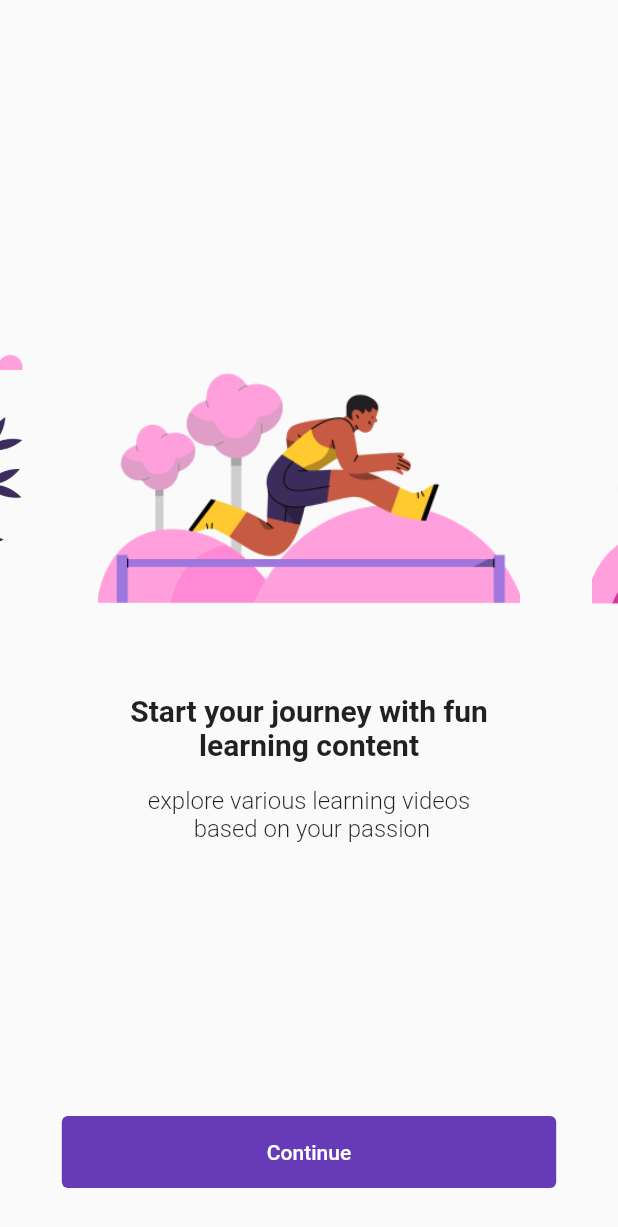
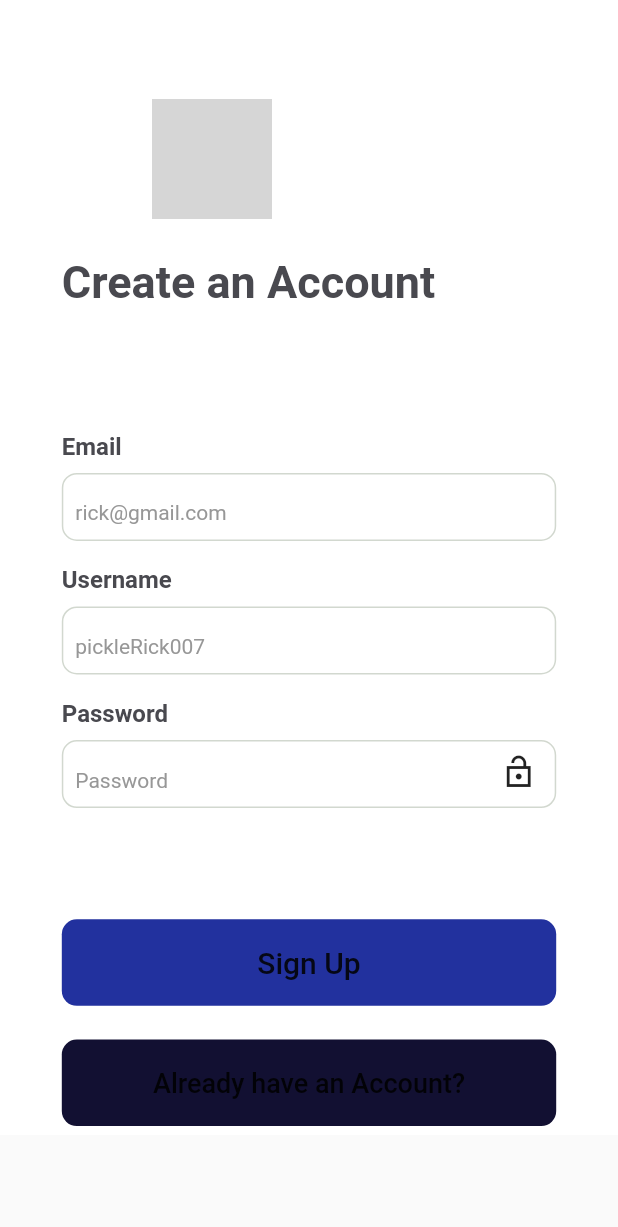
Before and after one commit to R-E-V-A/balanc_ed_2, a Flutter app: the screen it shows after launch, on a phone screen of 412 x 824 dp. Shown: the top 1227 px of the screen. Run offline on Flutter 3.47's test engine with Material 2 defaults, Android fonts, the phone set to English and light mode, and no system bars; drawn by our look-alikes of carousel_slider; our stand-ins replace date_time_picker, fluttertoast, font_awesome_flutter, responsive_builder; grey boxes are pictures that could not be loaded.

Commit message:
login and signup page completed

```diff
--- /dev/null
+++ b/lib/Pages/AuthPages/Components/SignUpTextFieldMobile.dart
@@ -0,0 +1,127 @@
+import 'package:date_time_picker/date_time_picker.dart';
+import 'package:flutter/cupertino.dart';
+import 'package:flutter/material.dart';
+
+class SignUpTextFieldMobile extends StatefulWidget {
+  double width;
+  double height;
+  String title;
+  TextEditingController controller;
+  int? privacy;
+
+  SignUpTextFieldMobile(
+      {Key? key,
+      required this.width,
+      required this.height,
+      required this.title,
+      required this.controller,
+      this.privacy})
+      : super(key: key);
+
+  @override
+  State<SignUpTextFieldMobile> createState() => _SignUpTextFieldMobileState();
+}
+
+class _SignUpTextFieldMobileState extends State<SignUpTextFieldMobile> {
+  var isVisible = false;
+
+  void doIt() {
+    setState(() {
+      isVisible != isVisible;
+    });
+  }
+
+  @override
+  Widget build(BuildContext context) {
+    return Container(
+      // height: 10,
+      height: widget.height * 0.055,
+      width: 0.8 * widget.width,
+      decoration: BoxDecoration(
+        borderRadius: BorderRadius.circular(10),
+        border: Border.all(color: Color(0xffD2D8CF)),
+      ),
+      child: Padding(
+        padding: const EdgeInsets.only(left: 8.0, bottom: 3),
+        child: Row(
+          children: [
+            Expanded(
+              child: TextFormField(
+                obscureText: widget.privacy == 1 ? true : false,
+                controller: widget.controller,
+                keyboardType: TextInputType.name,
+                decoration: InputDecoration(
+                  errorBorder: InputBorder.none,
+                  focusedErrorBorder: InputBorder.none,
+                  enabledBorder: InputBorder.none,
+                  focusColor: Colors.white,
+                  fillColor: Colors.white,
+                  hoverColor: Colors.white,
+                  hintText: widget.title,
+                  hintStyle: TextStyle(color: Color(0xff979797), fontSize: 14),
+                  border: InputBorder.none,
+                ),
+                validator: (text) {
+                  if (text == null || text.isEmpty) {
+                    return '${widget.title}  is empty';
+                  }
+                  return null;
+                },
+              ),
+            ),
+            widget.privacy != 1 ? Container() : Container()
+          ],
+        ),
+      ),
+    );
+  }
+}
+
+class DateTimeBox extends StatelessWidget {
+  const DateTimeBox(
+      {Key? key,
+      required this.width,
+      required this.height,
+      required this.title,
+      required this.controller})
+      : super(key: key);
+  final double width;
+  final double height;
+  final String title;
+  final TextEditingController controller;
+
+  @override
+  Widget build(BuildContext context) {
+    return Container(
+      height: height * 0.055,
+      width: 0.8 * width,
+      decoration: BoxDecoration(
+        borderRadius: BorderRadius.circular(10),
+        border: Border.all(color: Color(0xffD2D8CF)),
+      ),
+      child: Row(
+        children: [
+          Expanded(
+            child: DateTimePicker(
+              onChanged: (currDate) {
+                controller.text = currDate;
+              },
+              autovalidate: true,
+              decoration: InputDecoration(
+                  enabledBorder: InputBorder.none,
+                  disabledBorder: InputBorder.none,
+                  border: InputBorder.none),
+              type: DateTimePickerType.date,
+              firstDate: DateTime(1970, 1, 1, 1),
+              lastDate: DateTime.now(),
+            ),
+          ),
+          Padding(
+            padding: EdgeInsets.only(right: 10),
+            child: Icon(Icons.calendar_today_rounded),
+          )
+        ],
+      ),
+    );
+  }
+}
--- /dev/null
+++ b/lib/Pages/AuthPages/Signup.dart
@@ -0,0 +1,251 @@
+import 'package:flutter/cupertino.dart';
+import 'package:flutter/gestures.dart';
+import 'package:flutter/material.dart';
+import 'package:flutter/painting.dart';
+import 'package:flutter/rendering.dart';
+
+// import 'package:resolvers/Constants/Fonts&Themes.dart';
+// import 'package:resolvers/Services/PostServices.dart';
+import 'package:responsive_builder/responsive_builder.dart';
+
+// import '../../Routes.dart';
+import 'Components/SignUpTextFieldMobile.dart';
+import 'Components/SignUpTextField.dart';
+
+class SignUpPage extends StatefulWidget {
+  SignUpPage({Key? key, required this.title}) : super(key: key);
+  final String title;
+
+  @override
+  _SignUpPageState createState() => _SignUpPageState();
+}
+
+class _SignUpPageState extends State<SignUpPage> {
+  TextEditingController username = TextEditingController();
+  TextEditingController email = TextEditingController();
+  TextEditingController password = TextEditingController();
+  TextEditingController confirmPassword = TextEditingController();
+
+  // PostServices postServices = PostServices();
+  final formKey = GlobalKey<FormState>();
+  var paraText = const TextStyle();
+  var isVisible = false;
+
+  @override
+  Widget build(BuildContext context) {
+    var height = MediaQuery.of(context).size.height;
+    var width = MediaQuery.of(context).size.width;
+    return Scaffold(
+      resizeToAvoidBottomInset: false,
+      body: Container(
+        color: Colors.white,
+        child: Padding(
+          padding: EdgeInsets.only(
+              top: 0.08 * height, left: 0.1 * width, right: 0.1 * width),
+          child: Form(
+            key: formKey,
+            child: SingleChildScrollView(
+              scrollDirection: Axis.vertical,
+              child: Column(
+                crossAxisAlignment: CrossAxisAlignment.start,
+                children: [
+                  const Padding(
+                    padding: EdgeInsets.only(left: 60.0, right: 60),
+                    child: Image(
+                      height: 80,
+                      image: AssetImage("assets/images/balance_ed_horizontal_logo.png"),
+                    ),
+                  ),
+                  SizedBox(
+                    height: 0.03 * height,
+                  ),
+                  Text(
+                    "Create an Account",
+                    style: paraText.copyWith(
+                        fontWeight: FontWeight.w600,
+                        fontSize: 30,
+                        color: Color(0xff49494f)),
+                    textAlign: TextAlign.center,
+                  ),
+                  SizedBox(
+                    height: 0.1 * height,
+                  ),
+                  Text(
+                    "Email",
+                    style: paraText.copyWith(
+                        fontWeight: FontWeight.w600,
+                        fontSize: 16,
+                        color: Color(0xff49494f)),
+                  ),
+                  SizedBox(
+                    height: 0.01 * height,
+                  ),
+                  SignUpTextFieldMobile(
+                    width: width,
+                    height: height,
+                    controller: email,
+                    title: "rick@gmail.com",
+                  ),
+                  SizedBox(
+                    height: 0.02 * height,
+                  ),
+                  Text(
+                    "Username",
+                    style: paraText.copyWith(
+                        fontWeight: FontWeight.w600,
+                        fontSize: 16,
+                        color: Color(0xff49494f)),
+                  ),
+                  SizedBox(
+                    height: 0.01 * height,
+                  ),
+                  SignUpTextFieldMobile(
+                    width: width,
+                    height: height,
+                    controller: username,
+                    title: "pickleRick007",
+                  ),
+                  SizedBox(
+                    height: 0.02 * height,
+                  ),
+                  Text(
+                    "Password",
+                    style: paraText.copyWith(
+                        fontWeight: FontWeight.w600,
+                        fontSize: 16,
+                        color: Color(0xff49494f)),
+                  ),
+                  SizedBox(
+                    height: 0.01 * height,
+                  ),
+                  Container(
+                    // height: 10,
+                    height: height * 0.055,
+                    width: 0.8 * width,
+                    decoration: BoxDecoration(
+                      borderRadius: BorderRadius.circular(10),
+                      border: Border.all(color: Color(0xffD2D8CF)),
+                    ),
+                    child: Padding(
+                      padding: const EdgeInsets.only(left: 8.0, bottom: 3),
+                      child: Row(
+                        children: [
+                          Expanded(
+                            child: TextFormField(
+                              obscureText: isVisible,
+                              controller: password,
+                              keyboardType: TextInputType.name,
+                              decoration: InputDecoration(
+                                errorBorder: InputBorder.none,
+                                focusedErrorBorder: InputBorder.none,
+                                enabledBorder: InputBorder.none,
+                                focusColor: Colors.white,
+                                fillColor: Colors.white,
+                                hoverColor: Colors.white,
+                                hintText: "Password",
+                                hintStyle: TextStyle(
+                                    color: Color(0xff979797), fontSize: 14),
+                                border: InputBorder.none,
+                              ),
+                              validator: (text) {
+                                if (text == null || text.isEmpty) {
+                                  return 'Password is empty';
+                                }
+                                return null;
+                              },
+                            ),
+                          ),
+                          IconButton(
+                              onPressed: () {
+                                setState(() {
+                                  isVisible = isVisible ? false : true;
+                                });
+                              },
+                              icon: Icon(!isVisible
+                                  ? Icons.lock_open_sharp
+                                  : Icons.lock))
+                        ],
+                      ),
+                    ),
+                  ),
+                  SizedBox(
+                    height: 0.09 * height,
+                  ),
+                  GestureDetector(
+                    onTap: () async {
+                      var x;
+                      if (formKey.currentState != null &&
+                          formKey.currentState!.validate()) {
+                        formKey.currentState!.save();
+                        // x = await postServices.createNewUser(username.text,
+                        //     email.text, password.text, "01/01/2000");
+                      }
+                      // if (x != null) {
+                      //   Navigator.of(context).pushNamedAndRemoveUntil(
+                      //       '/HomePage', (Route<dynamic> route) => false);
+                      // }
+                    },
+                    child: Container(
+                      height: 0.07 * height,
+                      width: width * 0.8,
+                      margin: const EdgeInsets.only(bottom: 6.0),
+                      //Same as `blurRadius` i guess
+                      decoration: BoxDecoration(
+                          borderRadius: BorderRadius.circular(10.0),
+                          color: Color(0xff22319e)),
+                      child: Padding(
+                        padding: const EdgeInsets.all(8.0),
+                        child: Center(
+                            child: Row(
+                          mainAxisAlignment: MainAxisAlignment.center,
+                          children: [
+                            Text(
+                              "Sign Up",
+                              style: paraText.copyWith(
+                                  fontSize: 20, fontWeight: FontWeight.w500),
+                            ),
+                          ],
+                        )),
+                      ),
+                    ),
+                  ),
+                  SizedBox(
+                    height: 0.02 * height,
+                  ),
+                  GestureDetector(
+                    onTap: () {
+                      // Navigator.pushNamed(context, Routes.LogInPage);
+                    },
+                    child: Container(
+                      height: 0.07 * height,
+                      width: width * 0.8,
+                      margin: const EdgeInsets.only(bottom: 6.0),
+                      //Same as `blurRadius` i guess
+                      decoration: BoxDecoration(
+                          borderRadius: BorderRadius.circular(10.0),
+                          color: Color(0xff121032)),
+                      child: Padding(
+                        padding: const EdgeInsets.all(8.0),
+                        child: Center(
+                            child: Row(
+                          mainAxisAlignment: MainAxisAlignment.center,
+                          children: [
+                            Text(
+                              "Already have an Account?",
+                              style: paraText.copyWith(
+                                  fontSize: 18, fontWeight: FontWeight.w500),
+                            ),
+                          ],
+                        )),
+                      ),
+                    ),
+                  ),
+                ],
+              ),
+            ),
+          ),
+        ),
+      ),
+    );
+  }
+}
--- a/lib/main.dart
+++ b/lib/main.dart
@@ -1,5 +1,8 @@
+import 'package:balanc_ed_2/Pages/AuthPages/Signup.dart';
 import 'package:flutter/material.dart';
 import 'package:carousel_slider/carousel_slider.dart';
+
+import 'Pages/AuthPages/Login.dart';
 
 void main() {
   runApp(const MyApp());
@@ -17,7 +20,9 @@ class MyApp extends StatelessWidget {
         theme: ThemeData(
           primarySwatch: Colors.blue,
         ),
-      home: const MyHomePage(title: 'Flutter Demo Home Page'),
+        home: SignUpPage(title: "Signup page")
+        // home: const LoginPage()
+        // home: const MyHomePage(title: 'Flutter Demo Home Page'),
         );
   }
 }
--- a/pubspec.yaml
+++ b/pubspec.yaml
@@ -35,6 +35,10 @@ dependencies:
   # Use with the CupertinoIcons class for iOS style icons.
   cupertino_icons: ^1.0.2
   carousel_slider: ^4.0.0
+  fluttertoast: ^8.0.9
+  responsive_builder: ^0.4.2
+  date_time_picker: ^2.1.0
+  font_awesome_flutter: ^10.1.0
 
 dev_dependencies:
   flutter_test:
@@ -65,6 +69,7 @@ flutter:
 
   assets:
     - assets/images/balance_ed_logo.png
+    - assets/images/balance_ed_horizontal_logo.png
     - assets/images/onboarding_1.png
     - assets/images/onboarding_2.png
     - assets/images/onboarding_3.png
```
Also changed, not shown: lib/Pages/AuthPages/Components/SignUpTextField.dart (added, +92 -0 lines), lib/Pages/AuthPages/Login.dart (added, +230 -0 lines), pubspec.lock. Lines whose indentation alone changed are shown as unchanged.
